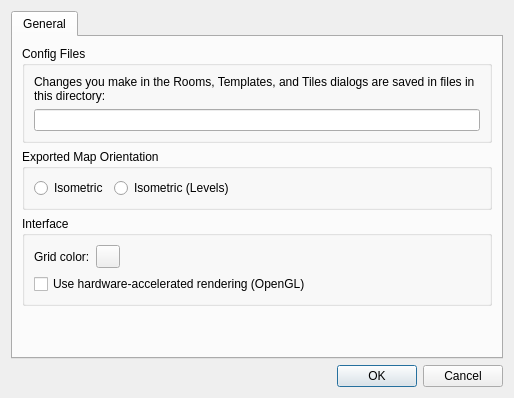
First picture: the form in src/tiled/BuildingEditor/buildingpreferencesdialog.ui, repository timbaker/tiled, before the edit.
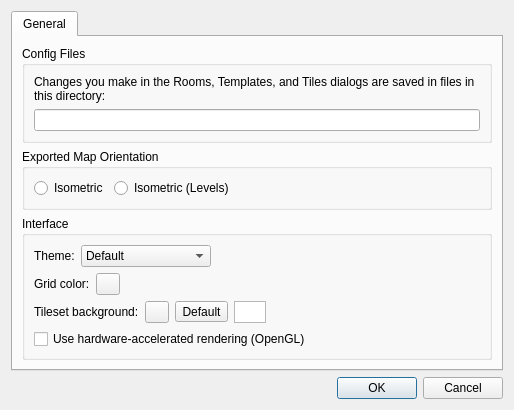
Second picture: the form after the edit. Custom widgets are drawn as their Qt base class.

```diff
--- a/src/tiled/BuildingEditor/buildingpreferencesdialog.ui
+++ b/src/tiled/BuildingEditor/buildingpreferencesdialog.ui
@@ -91,9 +91,9 @@
          <property name="title">
           <string>Interface</string>
          </property>
-         <layout class="QGridLayout" name="gridLayout" columnstretch="0,0">
-          <item row="0" column="0">
-           <layout class="QHBoxLayout" name="horizontalLayout">
+         <layout class="QGridLayout" name="gridLayout" columnstretch="0">
+          <item row="3" column="0">
+           <layout class="QHBoxLayout" name="gridColorLayout">
             <item>
              <widget class="QLabel" name="label_4">
               <property name="text">
@@ -119,13 +119,117 @@
             </item>
            </layout>
           </item>
-          <item row="4" column="0">
+          <item row="7" column="0">
            <widget class="QCheckBox" name="useOpenGL">
             <property name="text">
              <string>Use hardware-accelerated rendering (OpenGL)</string>
             </property>
            </widget>
           </item>
+          <item row="0" column="0">
+           <layout class="QHBoxLayout" name="horizontalLayout_3">
+            <item>
+             <widget class="QLabel" name="themeLabel">
+              <property name="text">
+               <string>Theme:</string>
+              </property>
+             </widget>
+            </item>
+            <item>
+             <widget class="QComboBox" name="themeCombo">
+              <item>
+               <property name="text">
+                <string>Default</string>
+               </property>
+              </item>
+              <item>
+               <property name="text">
+                <string>Breeze (Dark)</string>
+               </property>
+              </item>
+              <item>
+               <property name="text">
+                <string>QDarkStyle (Dark)</string>
+               </property>
+              </item>
+              <item>
+               <property name="text">
+                <string>QDarkStyle (Light)</string>
+               </property>
+              </item>
+             </widget>
+            </item>
+            <item>
+             <spacer name="horizontalSpacer_3">
+              <property name="orientation">
+               <enum>Qt::Orientation::Horizontal</enum>
+              </property>
+              <property name="sizeHint" stdset="0">
+               <size>
+                <width>40</width>
+                <height>20</height>
+               </size>
+              </property>
+             </spacer>
+            </item>
+           </layout>
+          </item>
+          <item row="4" column="0">
+           <layout class="QHBoxLayout" name="tilesetColorLayout">
+            <item>
+             <widget class="QLabel" name="label">
+              <property name="text">
+               <string>Tileset background:</string>
+              </property>
+             </widget>
+            </item>
+            <item>
+             <widget class="Tiled::Internal::ColorButton" name="tilesetColorButton"/>
+            </item>
+            <item>
+             <widget class="QToolButton" name="tilesetDefaultButton">
+              <property name="text">
+               <string>Default</string>
+              </property>
+             </widget>
+            </item>
+            <item>
+             <widget class="QListView" name="listView">
+              <property name="sizePolicy">
+               <sizepolicy hsizetype="Fixed" vsizetype="Fixed">
+                <horstretch>0</horstretch>
+                <verstretch>0</verstretch>
+               </sizepolicy>
+              </property>
+              <property name="maximumSize">
+               <size>
+                <width>32</width>
+                <height>32</height>
+               </size>
+              </property>
+              <property name="layoutDirection">
+               <enum>Qt::LayoutDirection::LeftToRight</enum>
+              </property>
+              <property name="autoFillBackground">
+               <bool>false</bool>
+              </property>
+             </widget>
+            </item>
+            <item>
+             <spacer name="tilesetColorSpacer">
+              <property name="orientation">
+               <enum>Qt::Orientation::Horizontal</enum>
+              </property>
+              <property name="sizeHint" stdset="0">
+               <size>
+                <width>40</width>
+                <height>20</height>
+               </size>
+              </property>
+             </spacer>
+            </item>
+           </layout>
+          </item>
          </layout>
         </widget>
        </item>
```
Left out of the diff: 14 changed lines with no effect on the pictures.
